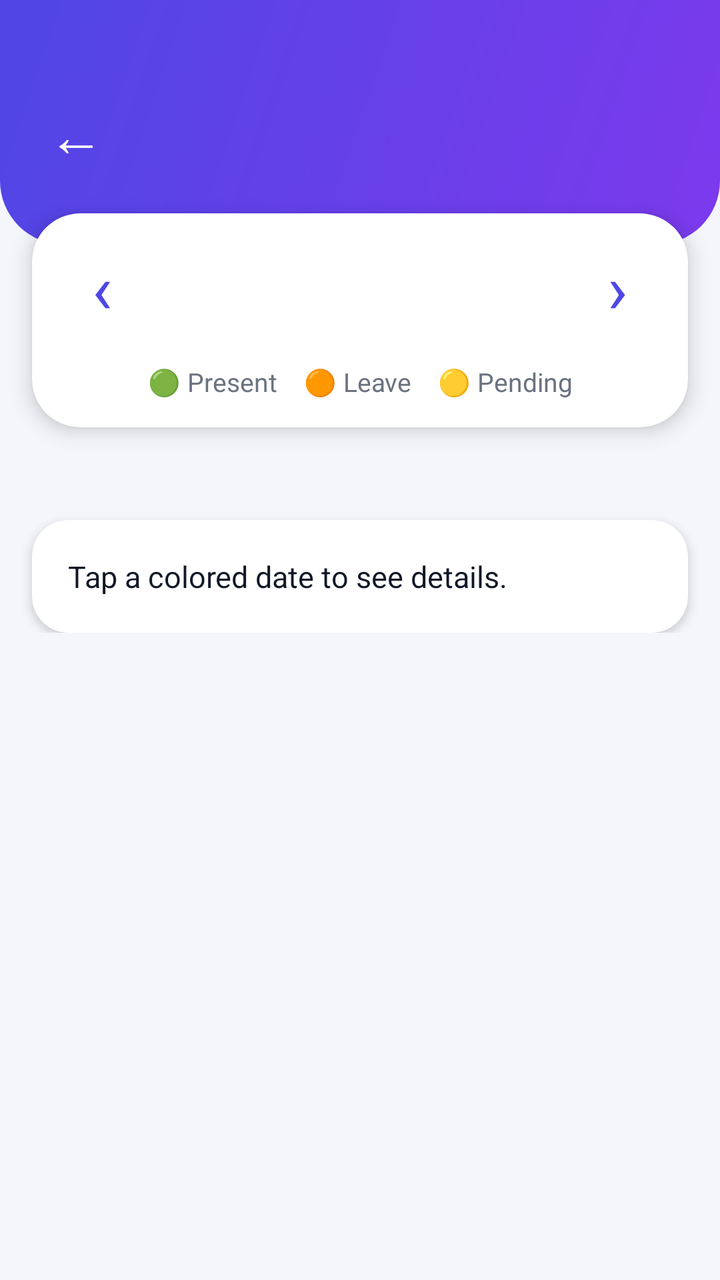
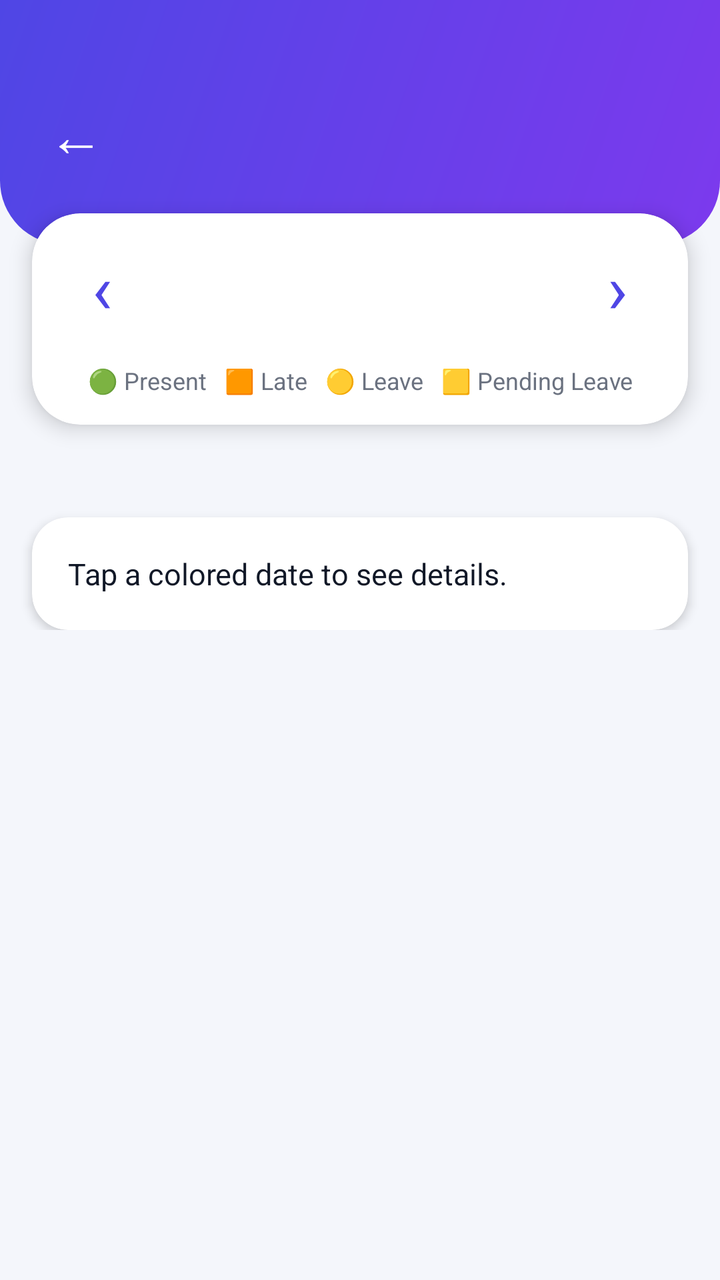

An Android layout rendered at two revisions. The XML below is the earlier revision; the diff shows what the commit changed to produce the second picture.
<!-- AndroidManifest.xml: application theme Theme.Attendance -->
<!-- res/layout/activity_calendar.xml -->
<?xml version="1.0" encoding="utf-8"?>
<ScrollView xmlns:android="http://schemas.android.com/apk/res/android"
    xmlns:app="http://schemas.android.com/apk/res-auto"
    android:layout_width="match_parent" android:layout_height="match_parent">
    <LinearLayout android:layout_width="match_parent" android:layout_height="wrap_content"
        android:orientation="vertical" android:paddingBottom="24dp">
        <include layout="@layout/header_bar" />
        <com.google.android.material.card.MaterialCardView
            android:layout_width="match_parent" android:layout_height="wrap_content"
            android:layout_marginStart="16dp" android:layout_marginEnd="16dp" android:layout_marginTop="-16dp"
            app:cardCornerRadius="24dp" app:cardElevation="6dp">
            <LinearLayout android:layout_width="match_parent" android:layout_height="wrap_content"
                android:orientation="vertical" android:padding="14dp">
                <LinearLayout android:layout_width="match_parent" android:layout_height="wrap_content"
                    android:gravity="center_vertical" android:orientation="horizontal">
                    <TextView android:id="@+id/btnPrev" android:text="‹" android:textSize="34sp" android:textColor="@color/primary"
                        android:paddingStart="16dp" android:paddingEnd="16dp" android:clickable="true" android:focusable="true"
                        android:layout_width="wrap_content" android:layout_height="wrap_content" />
                    <TextView android:id="@+id/tvMonth" android:textSize="19sp" android:textStyle="bold" android:textColor="@color/ink"
                        android:gravity="center" android:layout_width="0dp" android:layout_weight="1" android:layout_height="wrap_content" />
                    <TextView android:id="@+id/btnNext" android:text="›" android:textSize="34sp" android:textColor="@color/primary"
                        android:paddingStart="16dp" android:paddingEnd="16dp" android:clickable="true" android:focusable="true"
                        android:layout_width="wrap_content" android:layout_height="wrap_content" />
                </LinearLayout>
                <GridLayout android:id="@+id/grid" android:columnCount="7" android:layout_marginTop="6dp"
                    android:layout_width="match_parent" android:layout_height="wrap_content" />
                <TextView android:text="🟢 Present    🟠 Leave    🟡 Pending" android:textSize="13sp" android:textColor="@color/muted"
                    android:gravity="center" android:layout_marginTop="10dp"
                    android:layout_width="match_parent" android:layout_height="wrap_content" />
            </LinearLayout>
        </com.google.android.material.card.MaterialCardView>
        <TextView android:id="@+id/tvCount" android:textSize="15sp" android:textStyle="bold" android:textColor="@color/ink"
            android:layout_marginStart="20dp" android:layout_marginEnd="20dp" android:layout_marginTop="16dp"
            android:layout_width="match_parent" android:layout_height="wrap_content" />
        <com.google.android.material.card.MaterialCardView
            android:layout_width="match_parent" android:layout_height="wrap_content"
            android:layout_marginStart="16dp" android:layout_marginEnd="16dp" android:layout_marginTop="10dp"
            app:cardCornerRadius="18dp" app:cardElevation="3dp">
            <TextView android:id="@+id/tvDetail" android:text="Tap a colored date to see details."
                android:textSize="15sp" android:textColor="@color/ink" android:lineSpacingExtra="4dp" android:padding="18dp"
                android:layout_width="match_parent" android:layout_height="wrap_content" />
        </com.google.android.material.card.MaterialCardView>
    </LinearLayout>
</ScrollView>
<!-- res/layout/header_bar.xml (included above) -->
<?xml version="1.0" encoding="utf-8"?>
<LinearLayout xmlns:android="http://schemas.android.com/apk/res/android"
    android:layout_width="match_parent" android:layout_height="wrap_content"
    android:background="@drawable/bg_header" android:gravity="center_vertical"
    android:orientation="horizontal" android:paddingStart="16dp" android:paddingEnd="16dp"
    android:paddingTop="40dp" android:paddingBottom="28dp">
    <TextView android:id="@+id/btnBack" android:text="←" android:textSize="28sp"
        android:textColor="#FFFFFF" android:padding="8dp" android:clickable="true" android:focusable="true"
        android:layout_width="wrap_content" android:layout_height="wrap_content" />
    <TextView android:id="@+id/tvTitle" android:textSize="22sp" android:textStyle="bold"
        android:textColor="#FFFFFF" android:layout_marginStart="8dp"
        android:layout_width="wrap_content" android:layout_height="wrap_content" />
</LinearLayout>
<!-- resources referenced by this layout -->
<resources>
  <color name="ink">#111827</color>
  <color name="muted">#6B7280</color>
  <color name="primary">#4F46E5</color>
  <!-- drawable bg_header (drawable) -->
  <?xml version="1.0" encoding="utf-8"?>
  <shape xmlns:android="http://schemas.android.com/apk/res/android" android:shape="rectangle">
      <gradient android:startColor="#4F46E5" android:endColor="#7C3AED" android:angle="315" />
      <corners android:bottomLeftRadius="32dp" android:bottomRightRadius="32dp" />
  </shape>
  <style name="Theme.Attendance" parent="Theme.MaterialComponents.Light.NoActionBar">
          <item name="colorPrimary">@color/primary</item>
          <item name="colorPrimaryVariant">@color/primary_dark</item>
          <item name="colorOnPrimary">@color/white</item>
          <item name="colorSecondary">@color/accent</item>
          <item name="android:windowBackground">@color/bg</item>
          <item name="android:statusBarColor">@color/primary_dark</item>
          <item name="materialButtonStyle">@style/Btn</item>
      </style>
  <color name="primary_dark">#3730A3</color>
  <color name="white">#FFFFFF</color>
  <color name="accent">#14B8A6</color>
  <color name="bg">#F4F6FB</color>
  <style name="Btn" parent="Widget.MaterialComponents.Button">
          <item name="cornerRadius">14dp</item>
          <item name="android:textAllCaps">false</item>
          <item name="android:textSize">16sp</item>
          <item name="android:textStyle">bold</item>
          <item name="android:letterSpacing">0</item>
          <item name="android:minHeight">54dp</item>
      </style>
</resources>

<!-- the commit's change to res/layout/activity_calendar.xml (unified diff, before → after) -->
@@ -24,7 +24,7 @@
                 </LinearLayout>
                 <GridLayout android:id="@+id/grid" android:columnCount="7" android:layout_marginTop="6dp"
                     android:layout_width="match_parent" android:layout_height="wrap_content" />
-                <TextView android:text="🟢 Present    🟠 Leave    🟡 Pending" android:textSize="13sp" android:textColor="@color/muted"
+                <TextView android:text="🟢 Present   🟧 Late   🟡 Leave   🟨 Pending Leave" android:textSize="12sp" android:textColor="@color/muted"
                     android:gravity="center" android:layout_marginTop="10dp"
                     android:layout_width="match_parent" android:layout_height="wrap_content" />
             </LinearLayout>
